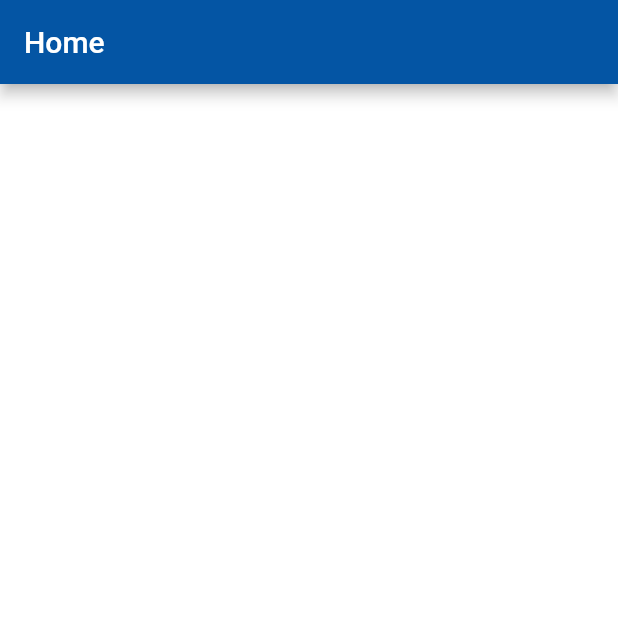
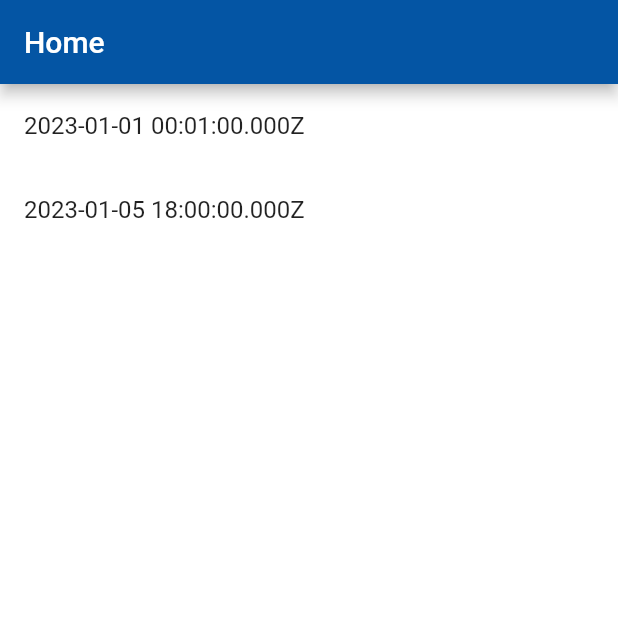
Before and after one commit to SiGMobileUIUC/alarm_app, a Flutter app: the screen it shows after launch, on a phone screen of 412 x 824 dp, the top half of it. Run offline on Flutter 3.47's test engine with Material 2 defaults, Android fonts, the phone set to English and light mode, and no system bars; drawn by our look-alikes of flutter_platform_widgets; our stand-ins replace flutter_local_notifications.

Commit message:
base alarm list builder

```diff
--- /dev/null
+++ b/lib/src/models/alarm_info.dart
@@ -0,0 +1,30 @@
+class AlarmInfo {
+  int? id;
+  String? title;
+  DateTime? alarmDateTime;
+  bool? isPending;
+  int? gradientColorIndex;
+
+  AlarmInfo(
+      {this.id,
+      this.title,
+      this.alarmDateTime,
+      this.isPending,
+      this.gradientColorIndex});
+
+  factory AlarmInfo.fromMap(Map<String, dynamic> json) => AlarmInfo(
+        id: json["id"],
+        title: json["title"],
+        alarmDateTime: DateTime.parse(json["alarmDateTime"]),
+        isPending: json["isPending"],
+        gradientColorIndex: json["gradientColorIndex"],
+      );
+
+  Map<String, dynamic> toMap() => {
+        "id": id,
+        "title": title,
+        "alarmDateTime": alarmDateTime!.toIso8601String(),
+        "isPending": isPending,
+        "gradientColorIndex": gradientColorIndex,
+      };
+}
--- /dev/null
+++ b/lib/src/screens/alarm_page.dart
@@ -0,0 +1,39 @@
+import 'package:flutter/material.dart';
+import 'package:alarm_app/src/models/alarm_info.dart';
+
+import 'package:flutter_local_notifications/flutter_local_notifications.dart';
+
+class AlarmPage extends StatefulWidget {
+  const AlarmPage({super.key});
+
+  @override
+  State<AlarmPage> createState() => _AlarmPageState();
+}
+
+class _AlarmPageState extends State<AlarmPage> {
+  List<AlarmInfo> _alarms = [];
+
+  @override
+  void initState() {
+    _alarms = [
+      AlarmInfo(
+          title: 'new years :)',
+          alarmDateTime: DateTime.parse('2023-01-01 00:01:00Z')),
+      AlarmInfo(
+          title: 'yeah', alarmDateTime: DateTime.parse('2023-01-05 18:00:00Z')),
+    ];
+    super.initState();
+  }
+
+  @override
+  Widget build(BuildContext context) {
+    return ListView.builder(
+      itemCount: _alarms.length,
+      itemBuilder: ((context, index) {
+        return ListTile(
+          title: Text(_alarms[index].alarmDateTime.toString()),
+        );
+      }),
+    );
+  }
+}
--- a/lib/src/screens/home_screen.dart
+++ b/lib/src/screens/home_screen.dart
@@ -1,3 +1,4 @@
+import 'package:alarm_app/src/screens/alarm_page.dart';
 import 'package:flutter/material.dart';
 
 class HomeScreen extends StatelessWidget {
@@ -6,9 +7,9 @@ class HomeScreen extends StatelessWidget {
   @override
   Widget build(BuildContext context) {
     return Scaffold(
-      appBar: AppBar(
-        title: const Text('Home'),
-      ),
-    );
+        appBar: AppBar(
+          title: const Text('Home'),
+        ),
+        body: const AlarmPage());
   }
 }
--- a/pubspec.yaml
+++ b/pubspec.yaml
@@ -37,6 +37,7 @@ dependencies:
   # Use with the CupertinoIcons class for iOS style icons.
   cupertino_icons: ^1.0.2
   flutter_platform_widgets: ^2.0.0
+  flutter_local_notifications: ^12.0.4
 
 dev_dependencies:
   flutter_test:
```
Also changed, not shown: pubspec.lock, 7 other files.
